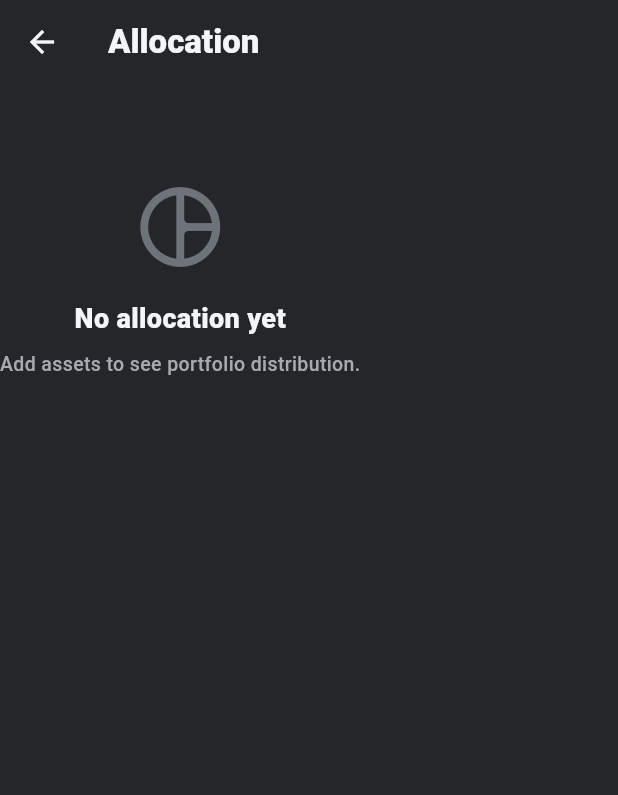
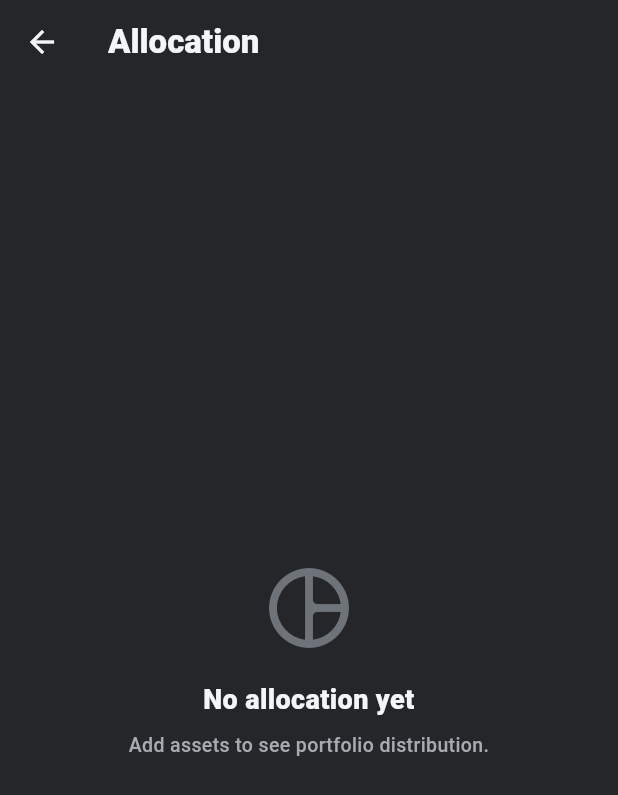
Before and after one commit to duykhanh2795/CryptoLens-Flutter, a Flutter app: the PortfolioAllocationScreen screen opened directly with empty values, on a phone screen of 412 x 824 dp. Shown: the top 795 px of the screen. Run offline on Flutter 3.47's test engine with Material 3 defaults, Android fonts, the phone set to English and light mode, and no system bars; our stand-ins replace firebase_core, firebase_messaging, flutter_local_notifications, shared_preferences, supabase_flutter; missing offline and left inert: workmanager; accounts and stored records are empty; network calls fail; statements that could not run were skipped.

Commit message:
Fix portfolio empty state alignment

```diff
--- a/lib/features/portfolio/presentation/screens/portfolio_allocation_screen.dart
+++ b/lib/features/portfolio/presentation/screens/portfolio_allocation_screen.dart
@@ -27,10 +27,12 @@ class PortfolioAllocationScreen extends StatelessWidget {
         foregroundColor: AppColors.textPrimary,
       ),
       body: assets.isEmpty
-          ? const PortfolioEmptyState(
-              icon: Icons.pie_chart_outline_rounded,
-              title: 'No allocation yet',
-              message: 'Add assets to see portfolio distribution.',
+          ? const Center(
+              child: PortfolioEmptyState(
+                icon: Icons.pie_chart_outline_rounded,
+                title: 'No allocation yet',
+                message: 'Add assets to see portfolio distribution.',
+              ),
             )
           : ListView(
               padding: const EdgeInsets.fromLTRB(18, 8, 18, 28),
--- a/lib/features/portfolio/presentation/widgets/portfolio_shared_widgets.dart
+++ b/lib/features/portfolio/presentation/widgets/portfolio_shared_widgets.dart
@@ -9,26 +9,37 @@ class PortfolioEmptyState extends StatelessWidget {
     required this.icon,
     required this.title,
     required this.message,
+    this.height = 260,
     super.key,
   });
 
   final IconData icon;
   final String title;
   final String message;
+  final double height;
 
   @override
   Widget build(BuildContext context) {
     return SizedBox(
-      height: 260,
+      width: double.infinity,
+      height: height,
+      child: Center(
+        child: Padding(
+          padding: const EdgeInsets.symmetric(horizontal: 28),
+          child: ConstrainedBox(
+            constraints: const BoxConstraints(maxWidth: 320),
             child: Column(
-        mainAxisAlignment: MainAxisAlignment.center,
+              mainAxisSize: MainAxisSize.min,
               children: [
                 Icon(icon, color: AppColors.textTertiary, size: 64),
                 const SizedBox(height: 16),
                 Text(
                   title,
                   textAlign: TextAlign.center,
-            style: const TextStyle(fontSize: 18, fontWeight: FontWeight.w900),
+                  style: const TextStyle(
+                    fontSize: 18,
+                    fontWeight: FontWeight.w900,
+                  ),
                 ),
                 const SizedBox(height: 8),
                 Text(
@@ -37,6 +48,9 @@ class PortfolioEmptyState extends StatelessWidget {
                   style: const TextStyle(color: AppColors.textSecondary),
                 ),
               ],
+            ),
+          ),
+        ),
       ),
     );
   }
```
Lines whose indentation alone changed are shown as unchanged.
